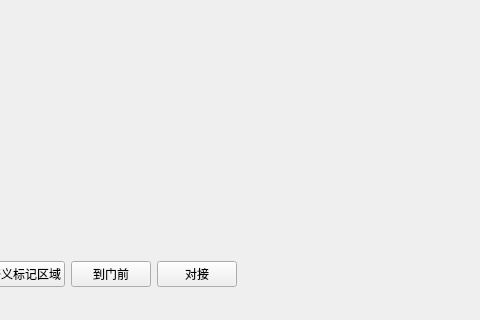
The window that ros_gui/ui/mainwindow.ui (MrMao007/ros_gui2) describes before a commit, drawn with Qt 5; both pictures show x 593 to 1073 and y 315 to 635 of the 1223 by 635 pixel window.
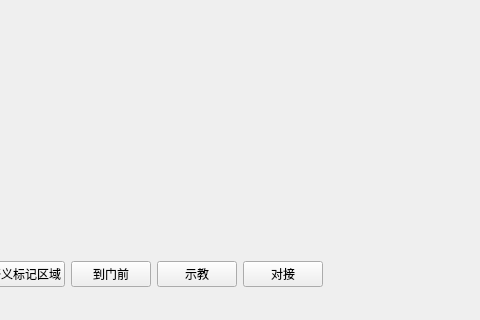
The same window after the commit. Icons and pictures are not drawn.

```diff
--- a/ros_gui/ui/mainwindow.ui
+++ b/ros_gui/ui/mainwindow.ui
@@ -550,6 +550,13 @@
           </property>
          </widget>
         </item>
+        <item>
+         <widget class="QPushButton" name="pushButton_3">
+          <property name="text">
+           <string>示教</string>
+          </property>
+         </widget>
+        </item>
         <item>
          <widget class="QPushButton" name="pushButton_31">
           <property name="text">
```
